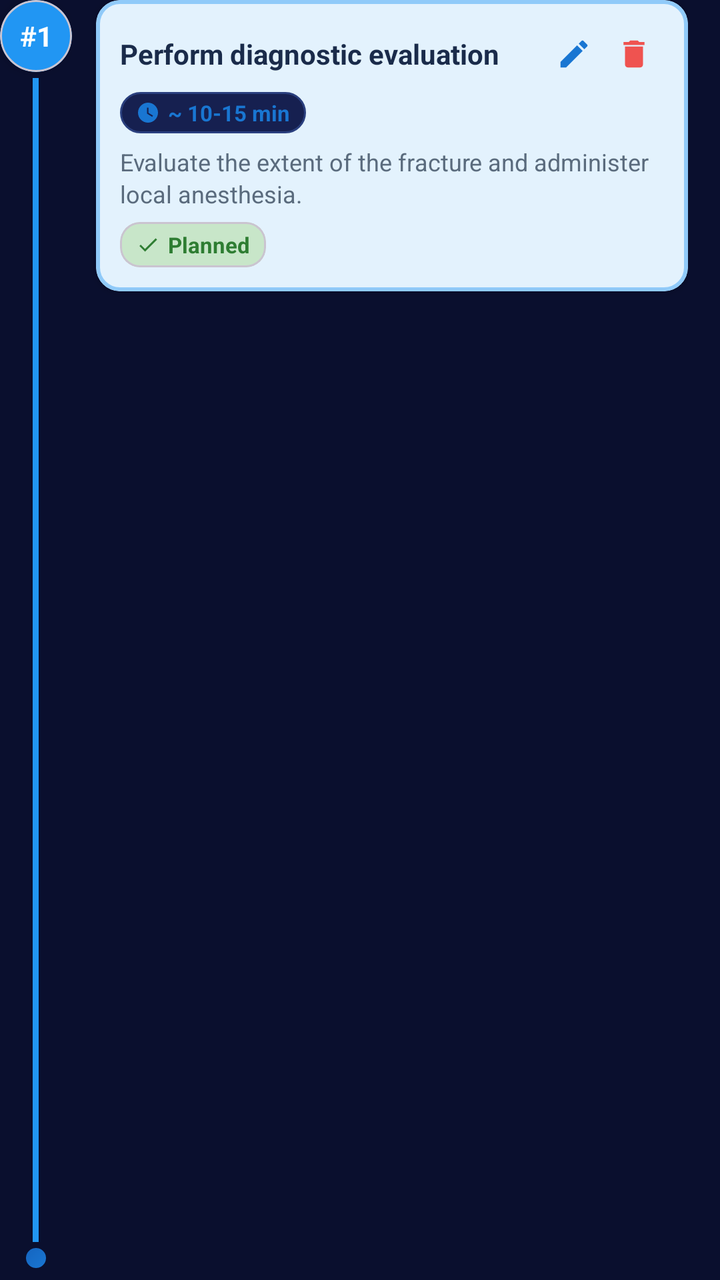
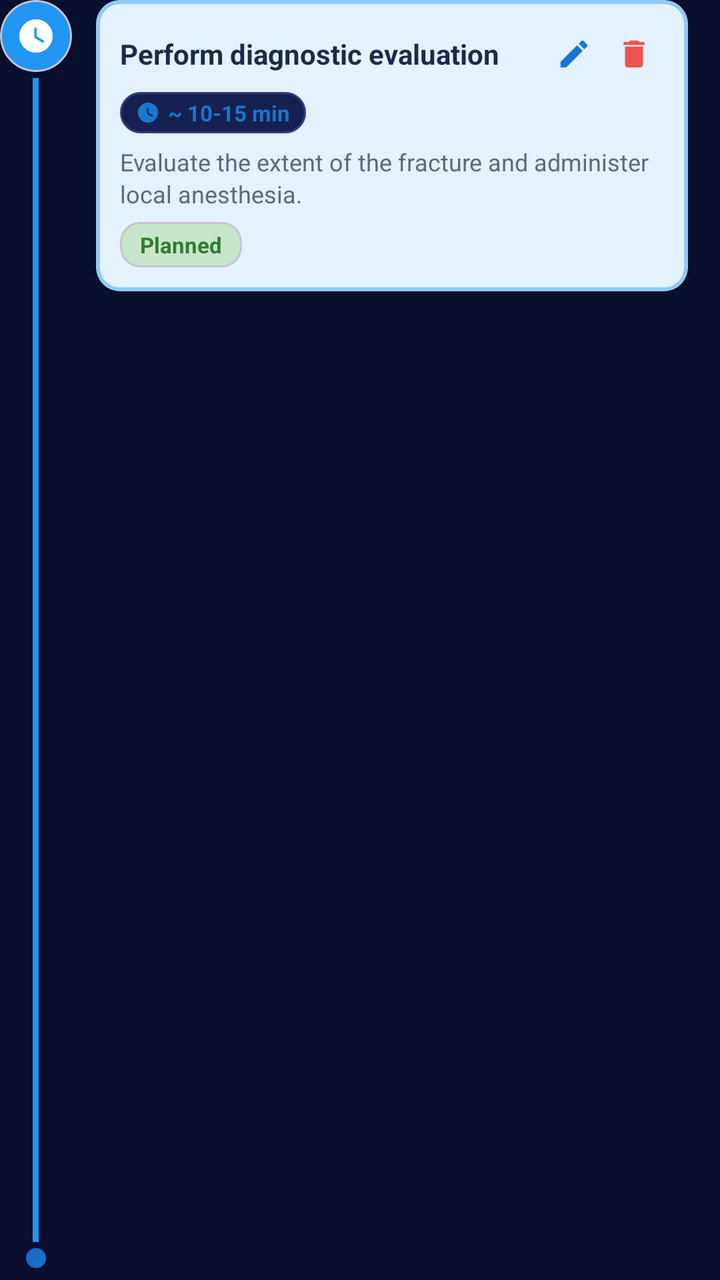

Compare the two renders of this Android layout. The source of the first and the diff that turns it into the second are given below.
<!-- AndroidManifest.xml: application theme Theme.SmileSync -->
<!-- res/layout/item_sequence.xml -->
<?xml version="1.0" encoding="utf-8"?>
<LinearLayout xmlns:android="http://schemas.android.com/apk/res/android"
    xmlns:app="http://schemas.android.com/apk/res-auto"
    android:layout_width="match_parent"
    android:layout_height="wrap_content"
    android:orientation="horizontal"
    android:paddingStart="0dp"
    android:paddingEnd="16dp"
    android:paddingTop="0dp"
    android:paddingBottom="6dp">

    
    <LinearLayout
        android:layout_width="wrap_content"
        android:layout_height="match_parent"
        android:orientation="vertical"
        android:gravity="center_horizontal"
        android:layout_marginEnd="12dp">

        
        <com.google.android.material.card.MaterialCardView
            android:layout_width="36dp"
            android:layout_height="36dp"
            app:cardCornerRadius="18dp"
            app:cardElevation="3dp"
            app:cardBackgroundColor="#2196F3">

            <TextView
                android:id="@+id/tv_seq_order"
                android:layout_width="match_parent"
                android:layout_height="match_parent"
                android:gravity="center"
                android:textColor="#FFFFFF"
                android:textSize="14sp"
                android:textStyle="bold"
                android:text="#1" />
        </com.google.android.material.card.MaterialCardView>

        
        <View
            android:id="@+id/view_timeline_line"
            android:layout_width="3dp"
            android:layout_height="0dp"
            android:layout_weight="1"
            android:layout_marginTop="3dp"
            android:background="#2196F3" />

        
        <View
            android:id="@+id/view_timeline_dot"
            android:layout_width="10dp"
            android:layout_height="10dp"
            android:layout_marginTop="3dp"
            android:background="@drawable/bg_initials_avatar" />
    </LinearLayout>

    
    <com.google.android.material.card.MaterialCardView
        android:layout_width="0dp"
        android:layout_height="wrap_content"
        android:layout_weight="1"
        android:layout_marginTop="0dp"
        app:cardCornerRadius="12dp"
        app:cardElevation="2dp"
        app:cardBackgroundColor="#E3F2FD"
        app:strokeColor="#90CAF9"
        app:strokeWidth="2dp">

        <LinearLayout
            android:layout_width="match_parent"
            android:layout_height="wrap_content"
            android:orientation="vertical"
            android:padding="12dp">

            
            <LinearLayout
                android:layout_width="match_parent"
                android:layout_height="wrap_content"
                android:orientation="horizontal"
                android:gravity="center_vertical">

                <TextView
                    android:id="@+id/tv_seq_description"
                    android:layout_width="0dp"
                    android:layout_height="wrap_content"
                    android:layout_weight="1"
                    android:textColor="#1A2B4A"
                    android:textSize="14sp"
                    android:textStyle="bold"
                    android:lineSpacingExtra="2dp"
                    android:text="Perform diagnostic evaluation" />

                
                <ImageView
                    android:id="@+id/btn_edit_seq"
                    android:layout_width="30dp"
                    android:layout_height="30dp"
                    android:src="@drawable/ic_edit"
                    android:padding="6dp"
                    android:clickable="true"
                    android:focusable="true"
                    android:background="?attr/selectableItemBackgroundBorderless"
                    android:tint="#1976D2"
                    android:visibility="visible" />

                <ImageView
                    android:id="@+id/btn_delete_seq"
                    android:layout_width="30dp"
                    android:layout_height="30dp"
                    android:src="@drawable/ic_delete"
                    android:padding="6dp"
                    android:clickable="true"
                    android:focusable="true"
                    android:background="?attr/selectableItemBackgroundBorderless"
                    android:tint="#EF5350"
                    android:visibility="visible" />
            </LinearLayout>

            
            <LinearLayout
                android:id="@+id/layout_duration"
                android:layout_width="wrap_content"
                android:layout_height="wrap_content"
                android:orientation="horizontal"
                android:gravity="center_vertical"
                android:layout_marginTop="4dp"
                android:background="@drawable/bg_chip_modern"
                android:paddingStart="8dp"
                android:paddingEnd="8dp"
                android:paddingTop="3dp"
                android:paddingBottom="3dp"
                android:visibility="visible">

                <ImageView
                    android:layout_width="12dp"
                    android:layout_height="12dp"
                    android:src="@drawable/ic_time"
                    android:tint="#1976D2"
                    android:layout_marginEnd="4dp" />

                <TextView
                    android:id="@+id/tv_seq_code"
                    android:layout_width="wrap_content"
                    android:layout_height="wrap_content"
                    android:textColor="#1976D2"
                    android:textSize="11sp"
                    android:textStyle="bold"
                    android:text="~ 10-15 min" />
            </LinearLayout>

            
            <TextView
                android:id="@+id/tv_seq_notes"
                android:layout_width="match_parent"
                android:layout_height="wrap_content"
                android:layout_marginTop="6dp"
                android:textColor="#5A6B7D"
                android:textSize="12sp"
                android:lineSpacingExtra="2dp"
                android:text="Evaluate the extent of the fracture and administer local anesthesia."
                android:visibility="visible" />

            
            <com.google.android.material.card.MaterialCardView
                android:id="@+id/layout_status"
                android:layout_width="wrap_content"
                android:layout_height="wrap_content"
                android:layout_marginTop="6dp"
                app:cardCornerRadius="10dp"
                app:cardElevation="0dp"
                app:cardBackgroundColor="#C8E6C9">

                <LinearLayout
                    android:layout_width="wrap_content"
                    android:layout_height="wrap_content"
                    android:orientation="horizontal"
                    android:gravity="center_vertical"
                    android:paddingStart="8dp"
                    android:paddingEnd="8dp"
                    android:paddingTop="4dp"
                    android:paddingBottom="4dp">

                    <ImageView
                        android:layout_width="12dp"
                        android:layout_height="12dp"
                        android:src="@drawable/ic_check"
                        android:tint="#2E7D32"
                        android:layout_marginEnd="4dp" />

                    <TextView
                        android:id="@+id/tv_seq_status"
                        android:layout_width="wrap_content"
                        android:layout_height="wrap_content"
                        android:textColor="#2E7D32"
                        android:textSize="11sp"
                        android:textStyle="bold"
                        android:text="Planned" />
                </LinearLayout>
            </com.google.android.material.card.MaterialCardView>
        </LinearLayout>
    </com.google.android.material.card.MaterialCardView>
</LinearLayout>
<!-- resources referenced by this layout -->
<resources>
  <!-- drawable bg_chip_modern (drawable) -->
  <?xml version="1.0" encoding="utf-8"?>
  <shape xmlns:android="http://schemas.android.com/apk/res/android"
      android:shape="rectangle">
      <solid android:color="#162050" />
      <corners android:radius="20dp" />
      <stroke
          android:width="1dp"
          android:color="#2A3F7E" />
  </shape>
  <!-- drawable bg_initials_avatar (drawable) -->
  <?xml version="1.0" encoding="utf-8"?>
  <shape xmlns:android="http://schemas.android.com/apk/res/android"
      android:shape="oval">
      <gradient
          android:angle="135"
          android:startColor="#1976D2"
          android:endColor="#1565C0"
          android:type="linear" />
  </shape>
  <!-- drawable ic_check (drawable) -->
  <?xml version="1.0" encoding="utf-8"?>
  <vector xmlns:android="http://schemas.android.com/apk/res/android"
      android:width="24dp"
      android:height="24dp"
      android:viewportWidth="24"
      android:viewportHeight="24">
      <path
          android:fillColor="#000000"
          android:pathData="M9,16.17L4.83,12l-1.42,1.41L9,19 21,7l-1.41,-1.41z"/>
  </vector>
  <!-- drawable ic_delete (drawable) -->
  <vector xmlns:android="http://schemas.android.com/apk/res/android"
      android:width="24dp"
      android:height="24dp"
      android:viewportWidth="24"
      android:viewportHeight="24">
      <path
          android:fillColor="#EF5350"
          android:pathData="M6,19c0,1.1 0.9,2 2,2h8c1.1,0 2,-0.9 2,-2V7H6v12zM19,4h-3.5l-1,-1h-5l-1,1H5v2h14V4z" />
  </vector>
  <!-- drawable ic_edit (drawable) -->
  <vector xmlns:android="http://schemas.android.com/apk/res/android"
      android:width="24dp"
      android:height="24dp"
      android:viewportWidth="24"
      android:viewportHeight="24">
      <path
          android:fillColor="#90B4D8"
          android:pathData="M3,17.25V21h3.75L17.81,9.94l-3.75,-3.75L3,17.25zM20.71,7.04c0.39,-0.39 0.39,-1.02 0,-1.41l-2.34,-2.34c-0.39,-0.39 -1.02,-0.39 -1.41,0l-1.83,1.83 3.75,3.75 1.83,-1.83z" />
  </vector>
  <!-- drawable ic_time (drawable) -->
  <?xml version="1.0" encoding="utf-8"?>
  <vector xmlns:android="http://schemas.android.com/apk/res/android"
      android:width="24dp"
      android:height="24dp"
      android:viewportWidth="24"
      android:viewportHeight="24">
      <path
          android:fillColor="#000000"
          android:pathData="M12,2C6.5,2 2,6.5 2,12s4.5,10 10,10s10,-4.5 10,-10S17.5,2 12,2zM16.2,16.2L11,13V7h1.5v5.2l4.5,2.7L16.2,16.2z"/>
  </vector>
  <style name="Theme.SmileSync" parent="Base.Theme.SmileSync" />
  <style name="Base.Theme.SmileSync" parent="Theme.Material3.Light.NoActionBar">
          <item name="colorPrimary">@color/accent_blue</item>
          <item name="colorPrimaryVariant">@color/accent_blue_light</item>
          <item name="colorOnPrimary">@color/white</item>
          <item name="android:windowBackground">@color/bg_dark_navy</item>
          <item name="android:statusBarColor" tools:targetApi="21">@color/bg_dark_navy</item>
          <item name="android:navigationBarColor">@color/bg_dark_navy</item>
      </style>
  <color name="accent_blue">#1565C0</color>
  <color name="accent_blue_light">#1976D2</color>
  <color name="white">#FFFFFFFF</color>
  <color name="bg_dark_navy">#0A0F2E</color>
</resources>

<!-- the commit's change to res/layout/item_sequence.xml (unified diff, before → after) -->
@@ -19,21 +19,20 @@
 
         
         <com.google.android.material.card.MaterialCardView
+            android:id="@+id/card_status_circle"
             android:layout_width="36dp"
             android:layout_height="36dp"
             app:cardCornerRadius="18dp"
             app:cardElevation="3dp"
             app:cardBackgroundColor="#2196F3">
 
-            <TextView
-                android:id="@+id/tv_seq_order"
-                android:layout_width="match_parent"
-                android:layout_height="match_parent"
-                android:gravity="center"
-                android:textColor="#FFFFFF"
-                android:textSize="14sp"
-                android:textStyle="bold"
-                android:text="#1" />
+            <ImageView
+                android:id="@+id/iv_status_icon"
+                android:layout_width="20dp"
+                android:layout_height="20dp"
+                android:layout_gravity="center"
+                android:src="@drawable/ic_time"
+                android:tint="#FFFFFF" />
         </com.google.android.material.card.MaterialCardView>
 
         
@@ -170,32 +169,18 @@
                 app:cardElevation="0dp"
                 app:cardBackgroundColor="#C8E6C9">
 
-                <LinearLayout
+                <TextView
+                    android:id="@+id/tv_seq_status"
                     android:layout_width="wrap_content"
                     android:layout_height="wrap_content"
-                    android:orientation="horizontal"
-                    android:gravity="center_vertical"
-                    android:paddingStart="8dp"
-                    android:paddingEnd="8dp"
+                    android:textColor="#2E7D32"
+                    android:textSize="11sp"
+                    android:textStyle="bold"
+                    android:paddingStart="10dp"
+                    android:paddingEnd="10dp"
                     android:paddingTop="4dp"
-                    android:paddingBottom="4dp">
-
-                    <ImageView
-                        android:layout_width="12dp"
-                        android:layout_height="12dp"
-                        android:src="@drawable/ic_check"
-                        android:tint="#2E7D32"
-                        android:layout_marginEnd="4dp" />
-
-                    <TextView
-                        android:id="@+id/tv_seq_status"
-                        android:layout_width="wrap_content"
-                        android:layout_height="wrap_content"
-                        android:textColor="#2E7D32"
-                        android:textSize="11sp"
-                        android:textStyle="bold"
-                        android:text="Planned" />
-                </LinearLayout>
+                    android:paddingBottom="4dp"
+                    android:text="Planned" />
             </com.google.android.material.card.MaterialCardView>
         </LinearLayout>
     </com.google.android.material.card.MaterialCardView>
<!-- resource entries referenced after the edit -->
@@ -20,17 +20,6 @@
           android:endColor="#1565C0"
           android:type="linear" />
   </shape>
-  <!-- drawable ic_check (drawable) -->
-  <?xml version="1.0" encoding="utf-8"?>
-  <vector xmlns:android="http://schemas.android.com/apk/res/android"
-      android:width="24dp"
-      android:height="24dp"
-      android:viewportWidth="24"
-      android:viewportHeight="24">
-      <path
-          android:fillColor="#000000"
-          android:pathData="M9,16.17L4.83,12l-1.42,1.41L9,19 21,7l-1.41,-1.41z"/>
-  </vector>
   <!-- drawable ic_delete (drawable) -->
   <vector xmlns:android="http://schemas.android.com/apk/res/android"
       android:width="24dp"
